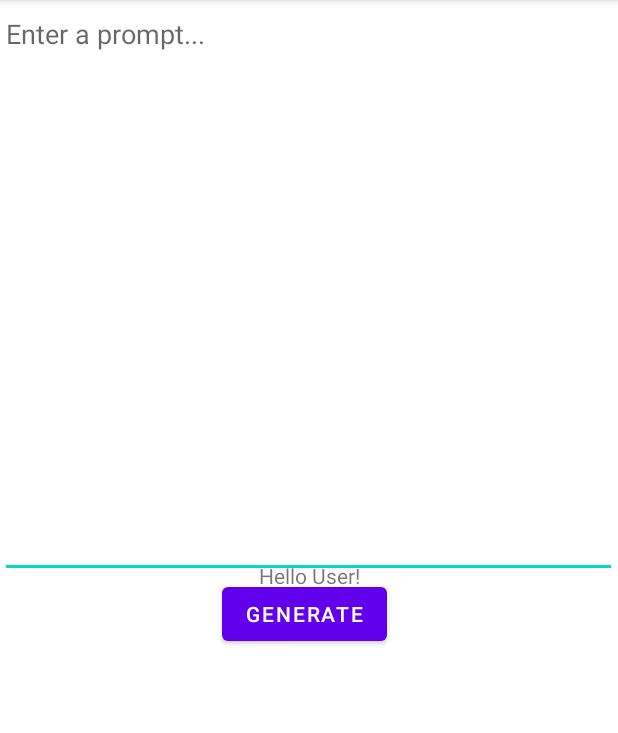
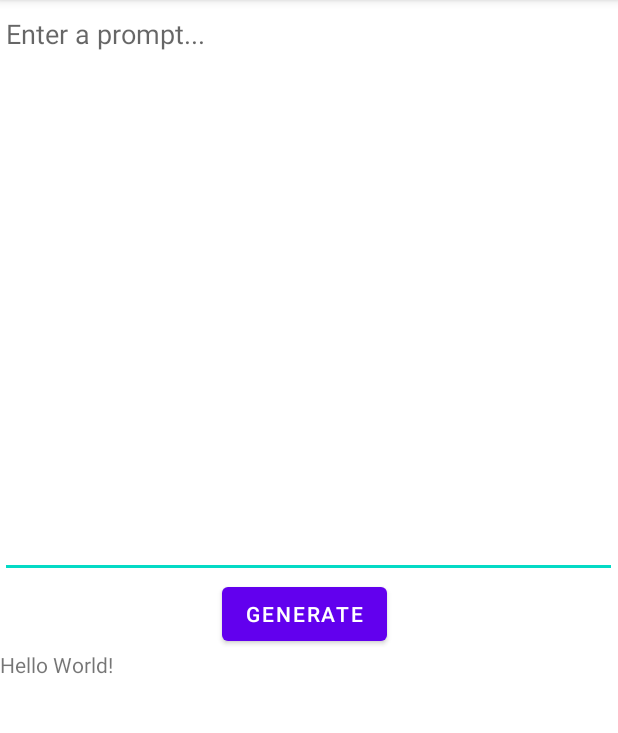
Before and after one commit to zap8600/aimobileapp, an Android app: the screen it shows after launch (MainActivity), on a phone screen of 412 x 824 dp, the part 84-817 px from its top. Run offline under Robolectric (Android 15) with nearby library versions, the phone set to English and light mode, and no system bars; libraries missing offline, so code that uses them is left out: org.tensorflow.lite.

Commit message:
modified:   app/src/main/res/layout/activity_main.xml 	modified:   app/src/main/res/values-night/strings.xml 	modified:   app/src/main/res/values/strings.xml

```diff
--- a/app/src/main/res/layout/activity_main.xml
+++ b/app/src/main/res/layout/activity_main.xml
@@ -28,12 +28,12 @@
          android:id="@+id/generate"
          android:text="@string/generate" />
 
-    <TextView
-         android:layout_height="match_parent"
-         android:layout_width="match_parent"
-         android:gravity="center"
-         app:layout_constraintStart_toStartOf="parent"
-         app:layout_constraintTop_toBottomOf="@+id/generate"
-         android:text="Hello User!" />
+     //TextView that is constrained to the start of parent and bottom of the generate button. Has text saying "Hello World!"
+     <TextView
+           android:layout_height="wrap_content"
+           android:layout_width="wrap_content"
+           app:layout_constraintStart_toStartOf="parent"
+           app:layout_constraintTop_toBottomOf="@+id/generate"
+           android:text="@string/hello_world" />
 
 </androidx.constraintlayout.widget.ConstraintLayout>
--- a/app/src/main/res/values-night/strings.xml
+++ b/app/src/main/res/values-night/strings.xml
@@ -1,4 +1,7 @@
 <?xml version="1.0" encoding="utf-8"?>
 <resources>
+    <string name="app_name">AI Mobile</string>
     <string name="enter_a_prompt">Enter a prompt...</string>
+    <string name="generate">Generate</string>
+    <string name="hello_world">Hello World!</string>
 </resources>
--- a/app/src/main/res/values/strings.xml
+++ b/app/src/main/res/values/strings.xml
@@ -2,4 +2,5 @@
     <string name="app_name">AI Mobile</string>
     <string name="enter_a_prompt">Enter a prompt...</string>
     <string name="generate">Generate</string>
+    <string name="hello_world">Hello World!</string>
 </resources>
```
